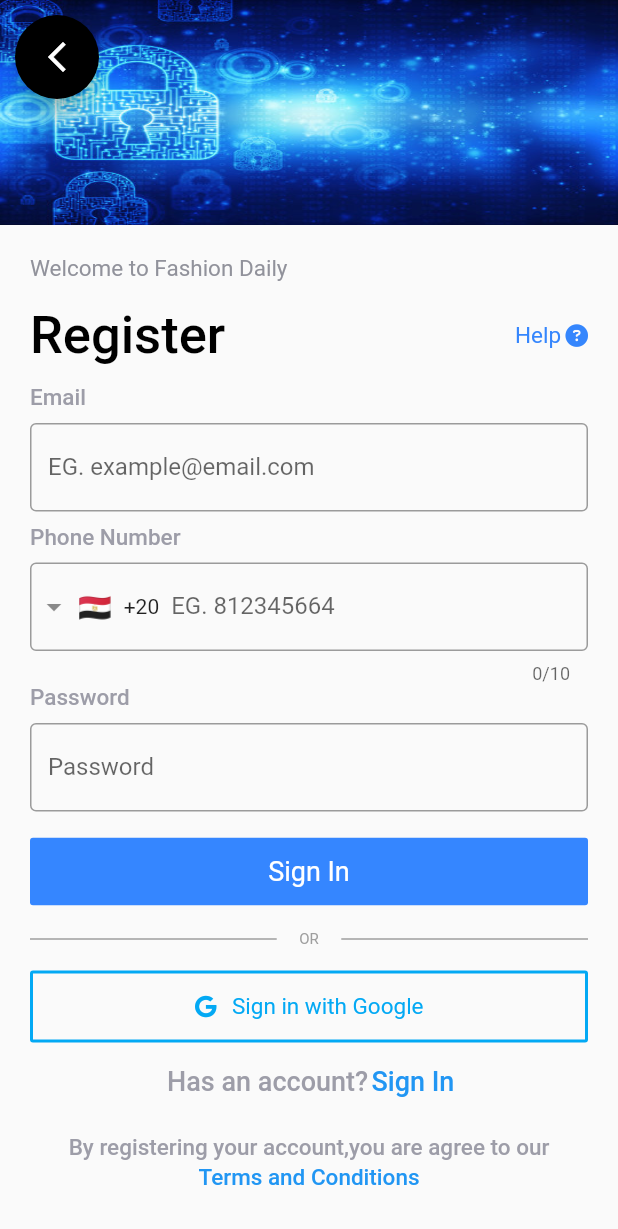
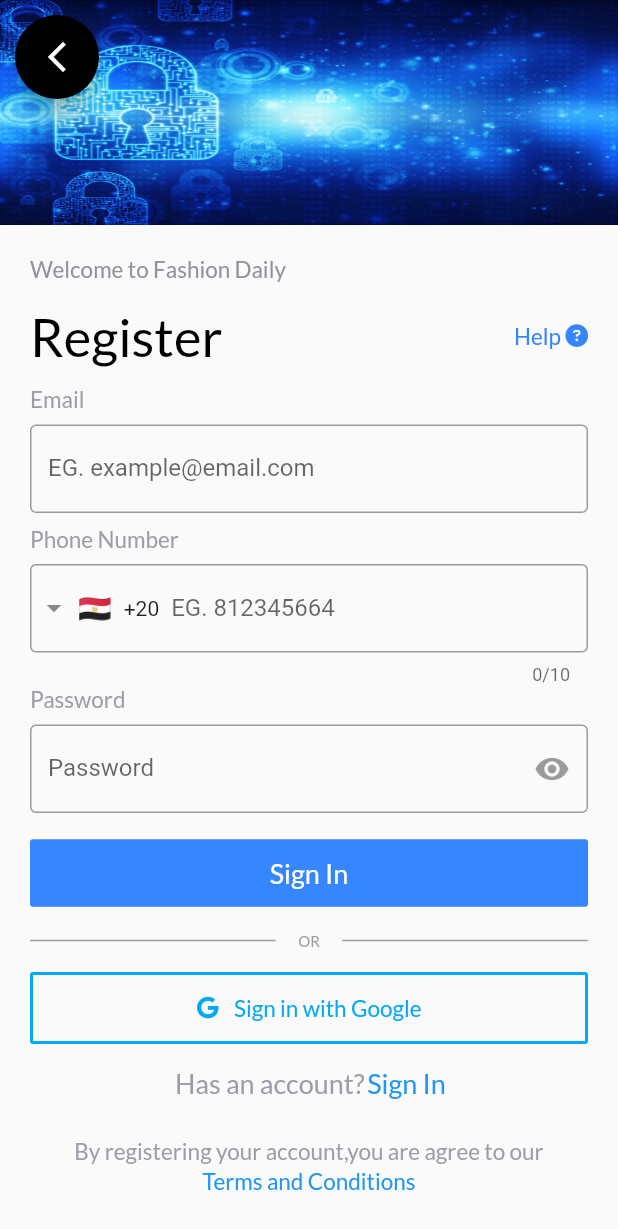
Before and after one commit to krkrman/task1_algoriza, a Flutter app: the RegisterScreen screen opened directly, on a phone screen of 412 x 824 dp. Shown: the top 1229 px of the screen. Run offline on Flutter 3.47's test engine with Material 2 defaults, Android fonts, the phone set to English and light mode, and no system bars; drawn by our look-alikes of intl_phone_field; our stand-ins replace flutter_svg, font_awesome_flutter, google_fonts, smooth_page_indicator.

Commit message:
VERSION 3

```diff
--- a/lib/main.dart
+++ b/lib/main.dart
@@ -1,4 +1,5 @@
 import 'package:flutter/material.dart';
+import 'package:task1_algoriza/presentation/screens/onboarding_screen.dart';
 import 'package:task1_algoriza/presentation/screens/register_screen.dart';
 import 'package:task1_algoriza/presentation/screens/sign_in_screen.dart';
 
@@ -27,7 +28,7 @@ class MyApp extends StatelessWidget {
         // is not restarted.
         primarySwatch: Colors.blue,
       ),
-      home: SignInScreen(),
+      home: OnboardingScreen(),
     );
   }
 }
--- a/lib/presentation/screens/register_screen.dart
+++ b/lib/presentation/screens/register_screen.dart
@@ -1,6 +1,8 @@
 import 'package:flutter/material.dart';
 import 'package:font_awesome_flutter/font_awesome_flutter.dart';
 import 'package:intl_phone_field/intl_phone_field.dart';
+import 'package:task1_algoriza/presentation/screens/onboarding_screen.dart';
+import 'package:task1_algoriza/presentation/screens/sign_in_screen.dart';
 import 'package:task1_algoriza/presentation/widgets/common/bordered_form_field.dart';
 import 'package:task1_algoriza/presentation/widgets/common/custom_button.dart';
 import 'package:task1_algoriza/presentation/widgets/common/custom_social_button.dart';
@@ -14,6 +16,7 @@ class RegisterScreen extends StatelessWidget {
     return Scaffold(
         body: SafeArea(
             child: SingleChildScrollView(
+              physics: const BouncingScrollPhysics(),
       child: Column(children: [
         Stack(
           children: [
@@ -26,7 +29,12 @@ class RegisterScreen extends StatelessWidget {
             Padding(
               padding: const EdgeInsets.all(10.0),
               child: FloatingActionButton(
-                onPressed: () {},
+                onPressed: () {
+                  Navigator.push(
+                    context,
+                    MaterialPageRoute(builder: (context) => OnboardingScreen()),
+                  );
+                },
                 backgroundColor: Colors.black,
                 child: const Icon(
                   Icons.arrow_back_ios_new_sharp,
@@ -39,35 +47,35 @@ class RegisterScreen extends StatelessWidget {
           padding: const EdgeInsets.all(20.0),
           child: Column(
             children: [
-              const CustomText(
+              CustomText(
                 text: 'Welcome to Fashion Daily',
                 fontSize: 15,
                 alignment: Alignment.centerLeft,
-                color: Color(0xff91929B),
+                color: const Color(0xff91929B),
               ),
               const SizedBox(
                 height: 15,
               ),
               Row(
-                children: const [
+                children: [
                   CustomText(
                     text: 'Register',
                     alignment: Alignment.centerLeft,
                     fontSize: 35,
                     fontWeight: FontWeight.w500,
                   ),
-                  Spacer(),
+                  const Spacer(),
                   CustomText(
                     text: 'Help',
-                    color: Color(0xff3586FD),
+                    color: const Color(0xff3586FD),
                     fontSize: 15,
                   ),
-                  SizedBox(
+                  const SizedBox(
                     width: 3,
                   ),
-                  Icon(
+                  const Icon(
                     FontAwesomeIcons.solidCircleQuestion,
-                    color: Color(0xff3586FD),
+                    color: const Color(0xff3586FD),
                     size: 15,
                   )
                 ],
@@ -75,9 +83,9 @@ class RegisterScreen extends StatelessWidget {
               const SizedBox(
                 height: 12,
               ),
-              const CustomText(
+              CustomText(
                 text: 'Email',
-                color: Color(0xff9D9DA8),
+                color: const Color(0xff9D9DA8),
                 fontSize: 15,
                 fontWeight: FontWeight.w500,
               ),
@@ -93,9 +101,9 @@ class RegisterScreen extends StatelessWidget {
               const SizedBox(
                 height: 8,
               ),
-              const CustomText(
+              CustomText(
                 text: 'Phone Number',
-                color: Color(0xff9D9DA8),
+                color: const Color(0xff9D9DA8),
                 fontSize: 15,
                 fontWeight: FontWeight.w500,
               ),
@@ -111,9 +119,9 @@ class RegisterScreen extends StatelessWidget {
                 ),
                 initialCountryCode: 'EG',
               ),
-              const CustomText(
+              CustomText(
                 text: 'Password',
-                color: Color(0xff9D9DA8),
+                color: const Color(0xff9D9DA8),
                 fontSize: 15,
                 fontWeight: FontWeight.w500,
               ),
@@ -126,6 +134,7 @@ class RegisterScreen extends StatelessWidget {
                 validate: null,
                 isPassword: true,
                 label: "Password",
+                suffixIcon:Icons.remove_red_eye,
                 prefixIcon: null,
               ),
               const SizedBox(
@@ -149,7 +158,7 @@ class RegisterScreen extends StatelessWidget {
                       height: 1,
                     ),
                   ),
-                  const CustomText(
+                  CustomText(
                     text: 'OR',
                     color: Colors.grey,
                     fontSize: 10,
@@ -177,10 +186,10 @@ class RegisterScreen extends StatelessWidget {
               ),
               Row(
                 mainAxisAlignment: MainAxisAlignment.center,
-                children: const [
+                children: [
                   CustomText(
                     text: 'Has an account? ',
-                    color: Color(0xff9D9DA8),
+                    color: const Color(0xff9D9DA8),
                     fontSize: 18,
                     fontWeight: FontWeight.w500,
                   ),
@@ -189,15 +198,21 @@ class RegisterScreen extends StatelessWidget {
                     fontSize: 18,
                     fontWeight: FontWeight.w500,
                     color: Colors.blue,
+                    onPressed: () {
+                      Navigator.push(
+                        context,
+                        MaterialPageRoute(builder: (context) => const SignInScreen()),
+                      );
+                    },
                   ),
                 ],
               ),
               const SizedBox(
                 height: 25,
               ),
-              const CustomText(
+              CustomText(
                 text: 'By registering your account,you are agree to our',
-                color: Color(0xff9D9DA8),
+                color: const Color(0xff9D9DA8),
                 fontSize: 15,
                 alignment: Alignment.center,
                 fontWeight: FontWeight.w500,
@@ -205,7 +220,7 @@ class RegisterScreen extends StatelessWidget {
               const SizedBox(
                 height: 2,
               ),
-              const CustomText(
+              CustomText(
                 text: 'Terms and Conditions',
                 color: Colors.blue,
                 fontSize: 15,
--- a/lib/presentation/widgets/common/custom_text.dart
+++ b/lib/presentation/widgets/common/custom_text.dart
@@ -1,4 +1,5 @@
 import 'package:flutter/material.dart';
+import 'package:google_fonts/google_fonts.dart';
 
 class CustomText extends StatelessWidget {
   final Color? color, backgroundColor;
@@ -7,41 +8,52 @@ class CustomText extends StatelessWidget {
   final FontWeight fontWeight;
   final Alignment? alignment;
   final TextAlign textAlign;
-  final TextStyle? style;
+  TextStyle? style;
   final int? maxLines;
   final double padding;
   final double? width, height;
+  final Function? onPressed;
 
   /// put a line through the text as in discount
   final bool isLineThrough;
 
-  const CustomText({
+  CustomText({
     this.backgroundColor = Colors.transparent,
     this.color = Colors.black,
     this.alignment,
     this.fontSize = 20,
     required this.text,
     this.fontWeight = FontWeight.normal,
-    this.style,
     this.maxLines = 3,
     this.padding = 0,
     this.isLineThrough = false,
     this.textAlign = TextAlign.center,
     this.width,
     this.height,
+    this.style,
+    this.onPressed,
   });
 
   @override
   Widget build(BuildContext context) {
+    style = GoogleFonts.lato(
+        textStyle: TextStyle(
+            color: color,
+            fontSize: fontSize,
+            fontWeight: fontWeight,
+            decoration: isLineThrough ? TextDecoration.lineThrough : TextDecoration.none));
     return Directionality(
       textDirection:
           Localizations.localeOf(context) == const Locale('ar') ? TextDirection.rtl : TextDirection.ltr,
+      child: InkWell(
+        onTap: () {
+          onPressed!();
+        },
         child: Container(
           alignment: alignment ?? Alignment.centerLeft,
           color: backgroundColor,
           width: width,
           height: height,
-
           padding: EdgeInsets.all(padding),
           child: Text(
             text,
@@ -56,6 +68,7 @@ class CustomText extends StatelessWidget {
                     decoration: isLineThrough ? TextDecoration.lineThrough : TextDecoration.none),
           ),
         ),
+      ),
     );
   }
 
--- a/pubspec.yaml
+++ b/pubspec.yaml
@@ -33,12 +33,12 @@ dependencies:
   smooth_page_indicator: ^1.0.0+2
   intl_phone_field: ^3.1.0
   font_awesome_flutter: '>= 4.7.0'
-
+  google_fonts: ^3.0.1
 
 
   # The following adds the Cupertino Icons font to your application.
   # Use with the CupertinoIcons class for iOS style icons.
-  cupertino_icons: ^1.0.2
+  cupertino_icons: ^1.0.5
 
 dev_dependencies:
   flutter_test:
```
Also changed, not shown: lib/presentation/screens/onboarding_screen.dart (+10 -5 lines), lib/presentation/screens/sign_in_screen.dart (+24 -14 lines), pubspec.lock. Lines whose indentation alone changed are shown as unchanged.
